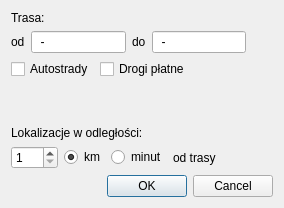
Old version of the form ontheway_dialog_base.ui in the repository adamczi/ontheway.
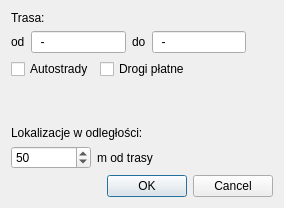
New version of the form.

Commit message: realreach to buffer, toolbar, menu

Diff of the .ui file:
```diff
--- a/ontheway_dialog_base.ui
+++ b/ontheway_dialog_base.ui
@@ -137,35 +137,27 @@
       <layout class="QHBoxLayout" name="horizontalLayout_8">
        <item>
         <widget class="QSpinBox" name="spinBox">
+         <property name="minimumSize">
+          <size>
+           <width>80</width>
+           <height>0</height>
+          </size>
+         </property>
          <property name="minimum">
           <number>1</number>
          </property>
          <property name="maximum">
           <number>120</number>
          </property>
-        </widget>
-       </item>
-       <item>
-        <widget class="QRadioButton" name="radioButton_1">
-         <property name="text">
-          <string>km</string>
-         </property>
-         <property name="checked">
-          <bool>true</bool>
-         </property>
-        </widget>
-       </item>
-       <item>
-        <widget class="QRadioButton" name="radioButton_2">
-         <property name="text">
-          <string>minut</string>
+         <property name="value">
+          <number>50</number>
          </property>
         </widget>
        </item>
        <item>
         <widget class="QLabel" name="label">
          <property name="text">
-          <string>od trasy</string>
+          <string>m od trasy</string>
          </property>
         </widget>
        </item>
```
The commit also changes 7 other files.
